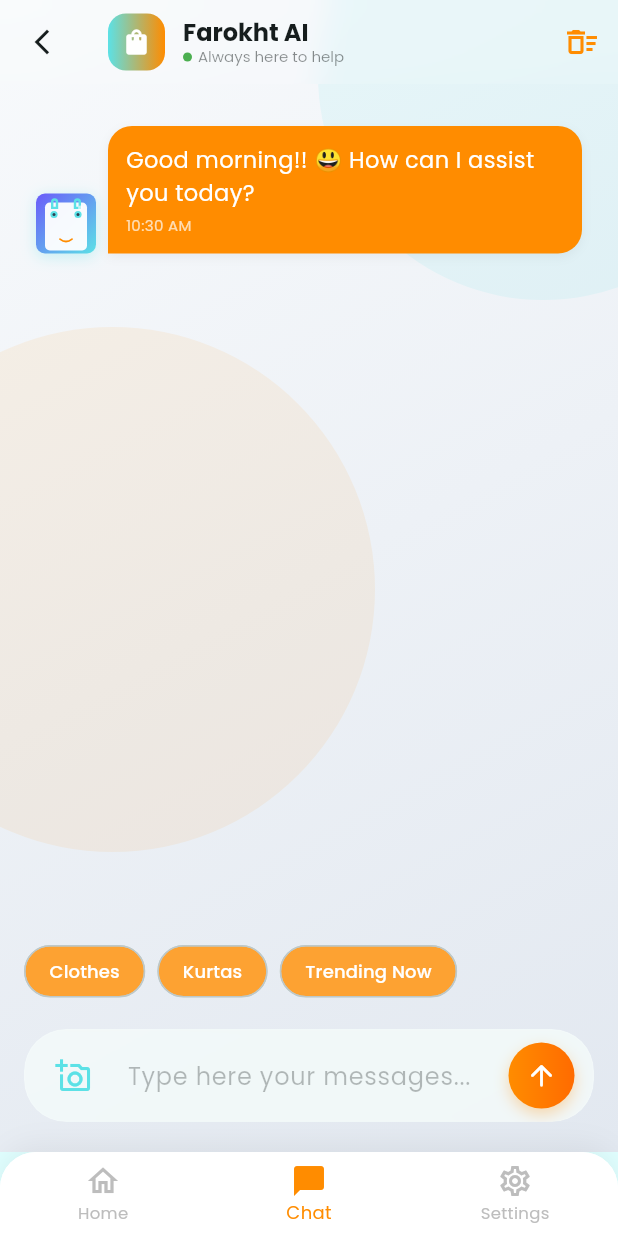
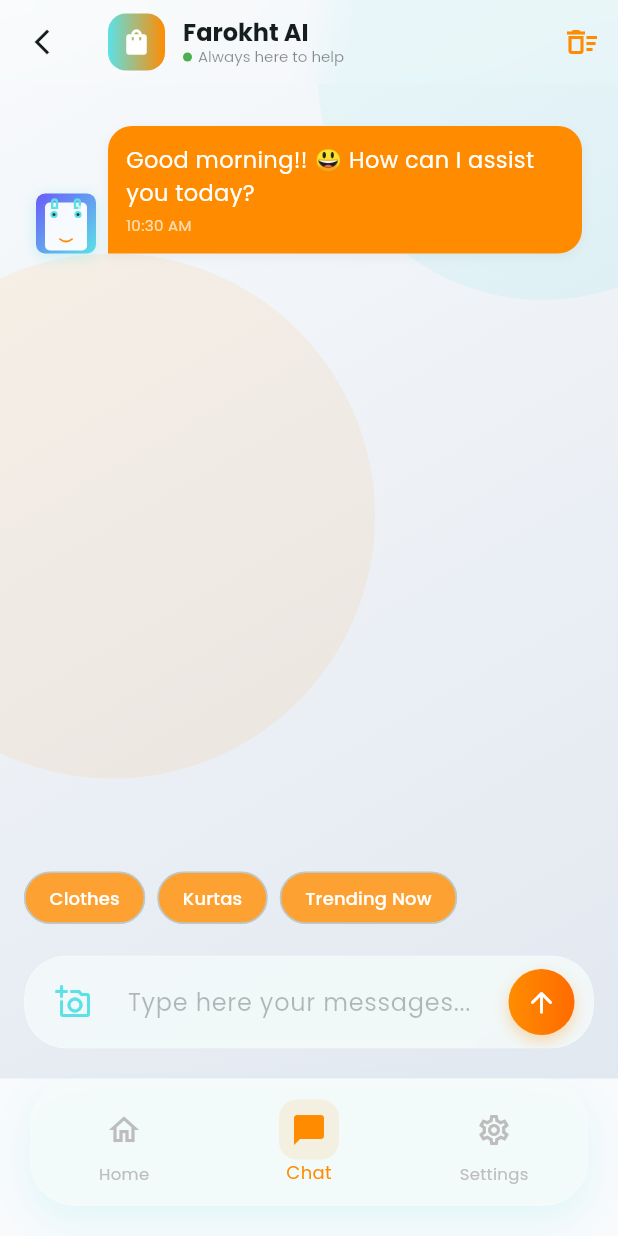
Before and after one commit to ZayyanZaidi/farokht-bot, a Flutter app: the screen it shows after launch, item 2 of the bottom bar chosen, on a phone screen of 412 x 824 dp. Run offline on Flutter 3.47's test engine with Material 3 defaults, Android fonts, the phone set to English and light mode, and no system bars; our stand-ins replace google_fonts, image_picker, shared_preferences, sqflite; accounts and stored records are empty; network calls fail.

```diff
--- a/app/lib/main.dart
+++ b/app/lib/main.dart
@@ -38,7 +38,7 @@
               brightness: Brightness.light,
             ),
             textTheme: GoogleFonts.poppinsTextTheme(),
-            scaffoldBackgroundColor: const Color(0xFFE0FFFF),
+            scaffoldBackgroundColor: const Color(0xFFF8FAFC), // Cleaner light background
             useMaterial3: true,
           ),
           darkTheme: ThemeData(
--- a/app/lib/screens/app_nav_shell.dart
+++ b/app/lib/screens/app_nav_shell.dart
@@ -56,25 +56,26 @@
         child: screens[_currentIndex],
       ),
       bottomNavigationBar: Container(
+        height: 85,
+        margin: const EdgeInsets.fromLTRB(20, 0, 20, 20),
         decoration: BoxDecoration(
-          color: Colors.white,
+          color: Theme.of(context).cardColor.withOpacity(0.9),
+          borderRadius: BorderRadius.circular(30),
           boxShadow: [
-            BoxShadow(color: Colors.black.withOpacity(0.06), blurRadius: 16, offset: const Offset(0, -4)),
+            BoxShadow(
+              color: const Color(0xFF5CE1E6).withOpacity(0.15),
+              blurRadius: 20,
+              offset: const Offset(0, 10),
+            ),
           ],
-          borderRadius: const BorderRadius.only(
-            topLeft: Radius.circular(24),
-            topRight: Radius.circular(24),
-          ),
+          border: Border.all(color: Colors.white.withOpacity(0.1)),
         ),
         child: ClipRRect(
-          borderRadius: const BorderRadius.only(
-            topLeft: Radius.circular(24),
-            topRight: Radius.circular(24),
-          ),
+          borderRadius: BorderRadius.circular(30),
           child: BottomNavigationBar(
             currentIndex: _currentIndex,
             onTap: (i) => setState(() => _currentIndex = i),
-            backgroundColor: Colors.white,
+            backgroundColor: Colors.transparent,
             selectedItemColor: const Color(0xFFFF8C00),
             unselectedItemColor: Colors.grey[400],
             selectedFontSize: 12,
@@ -83,15 +84,39 @@
             elevation: 0,
             items: [
               BottomNavigationBarItem(
-                icon: Icon(_currentIndex == 0 ? Icons.home_rounded : Icons.home_outlined),
+                icon: AnimatedContainer(
+                  duration: const Duration(milliseconds: 300),
+                  padding: const EdgeInsets.all(8),
+                  decoration: BoxDecoration(
+                    color: _currentIndex == 0 ? const Color(0xFFFF8C00).withOpacity(0.1) : Colors.transparent,
+                    borderRadius: BorderRadius.circular(12),
+                  ),
+                  child: Icon(_currentIndex == 0 ? Icons.home_rounded : Icons.home_outlined),
+                ),
                 label: 'Home',
               ),
               BottomNavigationBarItem(
-                icon: Icon(_currentIndex == 1 ? Icons.chat_bubble_rounded : Icons.chat_bubble_outline),
+                icon: AnimatedContainer(
+                  duration: const Duration(milliseconds: 300),
+                  padding: const EdgeInsets.all(8),
+                  decoration: BoxDecoration(
+                    color: _currentIndex == 1 ? const Color(0xFFFF8C00).withOpacity(0.1) : Colors.transparent,
+                    borderRadius: BorderRadius.circular(12),
+                  ),
+                  child: Icon(_currentIndex == 1 ? Icons.chat_bubble_rounded : Icons.chat_bubble_outline),
+                ),
                 label: 'Chat',
               ),
               BottomNavigationBarItem(
-                icon: Icon(_currentIndex == 2 ? Icons.settings_rounded : Icons.settings_outlined),
+                icon: AnimatedContainer(
+                  duration: const Duration(milliseconds: 300),
+                  padding: const EdgeInsets.all(8),
+                  decoration: BoxDecoration(
+                    color: _currentIndex == 2 ? const Color(0xFFFF8C00).withOpacity(0.1) : Colors.transparent,
+                    borderRadius: BorderRadius.circular(12),
+                  ),
+                  child: Icon(_currentIndex == 2 ? Icons.settings_rounded : Icons.settings_outlined),
+                ),
                 label: 'Settings',
               ),
             ],
```
Also changed, not shown: app/lib/screens/home_screen.dart (+58 -12 lines).
